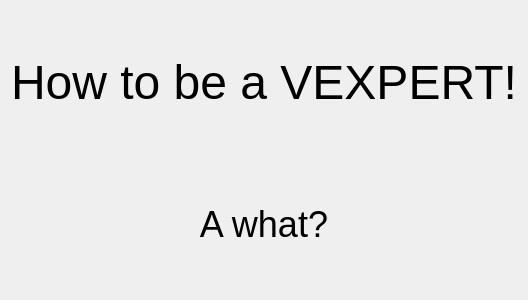
Above: title.ui from zxjorge/EDApp before the change. Below: the same form after it.
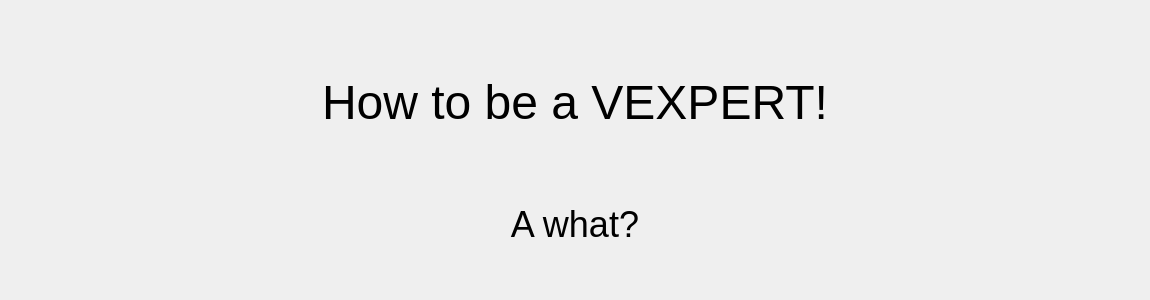
That is the form after the change.

Commit message: Animation made for title screen, minor bugs to fix. Fixed lists in flagConstants.h.

Diff of the .ui file:
```diff
--- a/title.ui
+++ b/title.ui
@@ -6,10 +6,16 @@
    <rect>
     <x>0</x>
     <y>0</y>
-    <width>400</width>
+    <width>1150</width>
     <height>300</height>
    </rect>
   </property>
+  <property name="sizePolicy">
+   <sizepolicy hsizetype="Fixed" vsizetype="Preferred">
+    <horstretch>0</horstretch>
+    <verstretch>0</verstretch>
+   </sizepolicy>
+  </property>
   <property name="windowTitle">
    <string>Form</string>
   </property>
@@ -29,22 +35,6 @@
      </property>
     </widget>
    </item>
-   <item>
-    <spacer name="verticalSpacer">
-     <property name="orientation">
-      <enum>Qt::Vertical</enum>
-     </property>
-     <property name="sizeType">
-      <enum>QSizePolicy::Maximum</enum>
-     </property>
-     <property name="sizeHint" stdset="0">
-      <size>
-       <width>20</width>
-       <height>40</height>
-      </size>
-     </property>
-    </spacer>
-   </item>
    <item>
     <widget class="QPushButton" name="pushButton">
      <property name="sizePolicy">
```
The commit also changes 4 other files.
